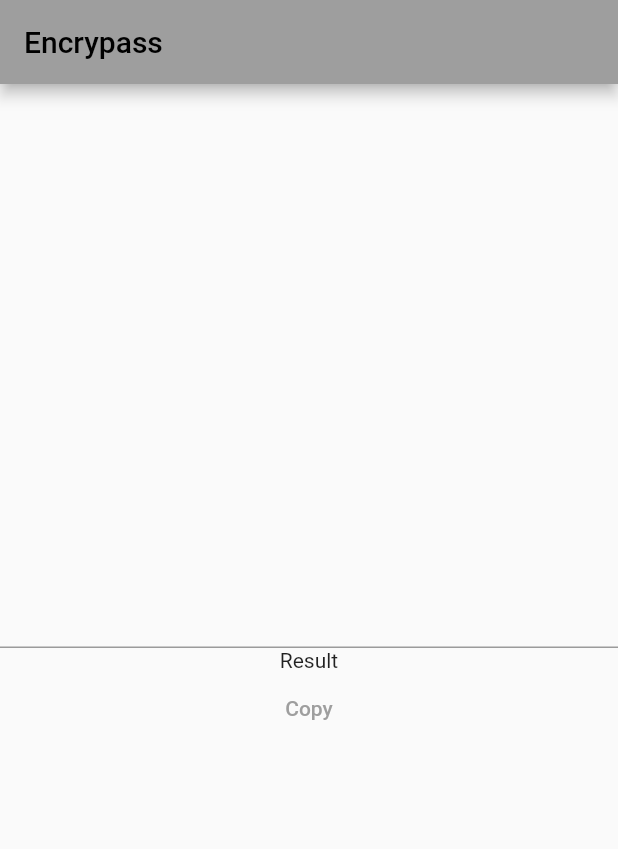
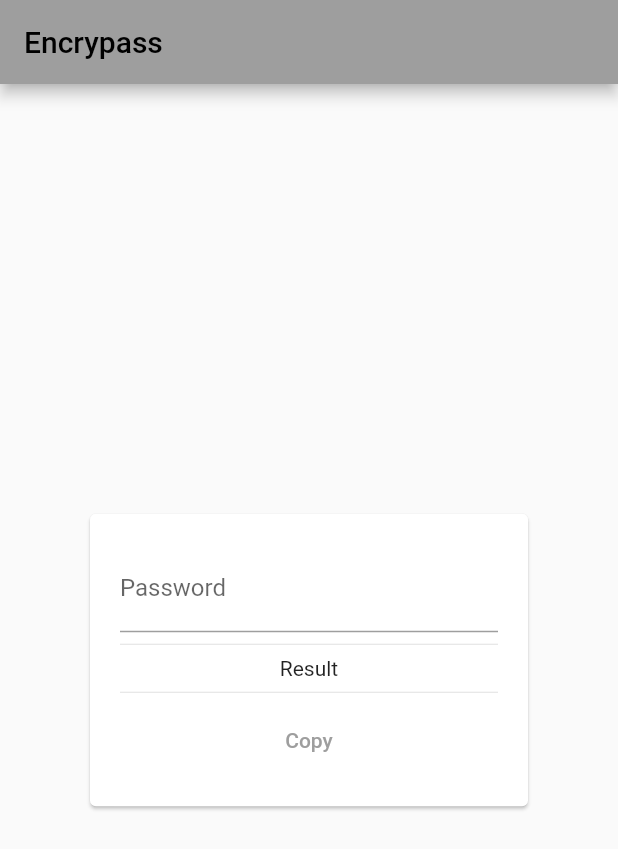
Before and after one commit to BlueQuantumx/encrypass, a Flutter app: the screen it shows after launch, on a phone screen of 412 x 824 dp. Shown: the top 849 px of the screen. Run offline on Flutter 3.47's test engine with Material 2 defaults, Android fonts, the phone set to English and light mode, and no system bars.

Commit message:
Small Improve

```diff
--- a/lib/main.dart
+++ b/lib/main.dart
@@ -48,11 +48,20 @@
         title: Text(widget.title),
       ),
       body: Center(
+        child: SizedBox(
+          width: 300,
+          child: Card(
+            child: Padding(
+              padding: const EdgeInsets.all(20.0),
               child: Column(
+                mainAxisSize: MainAxisSize.min,
                 mainAxisAlignment: MainAxisAlignment.center,
                 children: <Widget>[
                   TextField(
                     controller: _controller,
+                    decoration: InputDecoration(
+                      labelText: "Password",
+                    ),
                     obscureText: true,
                     keyboardType: TextInputType.visiblePassword,
                     onSubmitted: (String input) {
@@ -69,14 +78,20 @@
                       });
                     },
                   ),
+                  Divider(),
                   Text(result),
+                  Divider(),
                   TextButton(
-              onPressed: () => Clipboard.setData(ClipboardData(text: result)),
+                    onPressed: () =>
+                        Clipboard.setData(ClipboardData(text: result)),
                     child: Text("Copy"),
                   ),
                 ],
               ),
             ),
+          ),
+        ),
+      ),
     );
   }
 }
```
Also changed, not shown: pubspec.lock, 4 other files. Lines whose indentation alone changed are shown as unchanged.
